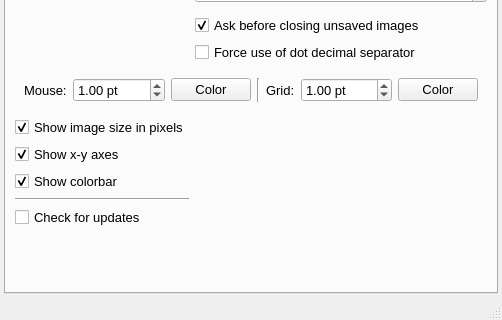
Qt form UIs/nPreferences.ui (NeutrinoToolkit/Neutrino) before a commit; both pictures show x 0 to 502 and y 186 to 506 of the 502 by 506 pixel window.
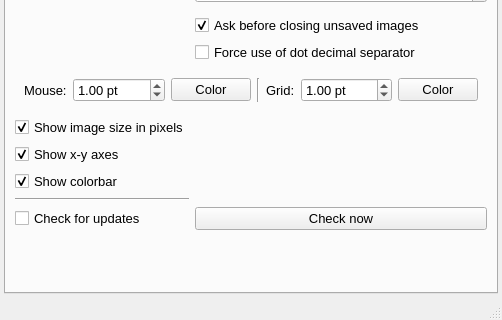
The same form after that commit. The open tabs and pages were chosen to show the change. Icons and pictures are not drawn.

Patch:
```diff
--- a/UIs/nPreferences.ui
+++ b/UIs/nPreferences.ui
@@ -822,6 +822,13 @@
           </property>
          </widget>
         </item>
+        <item row="12" column="1">
+         <widget class="QPushButton" name="checkUpdatesNow">
+          <property name="text">
+           <string>Check now</string>
+          </property>
+         </widget>
+        </item>
        </layout>
       </widget>
       <widget class="QWidget" name="computation">
```
